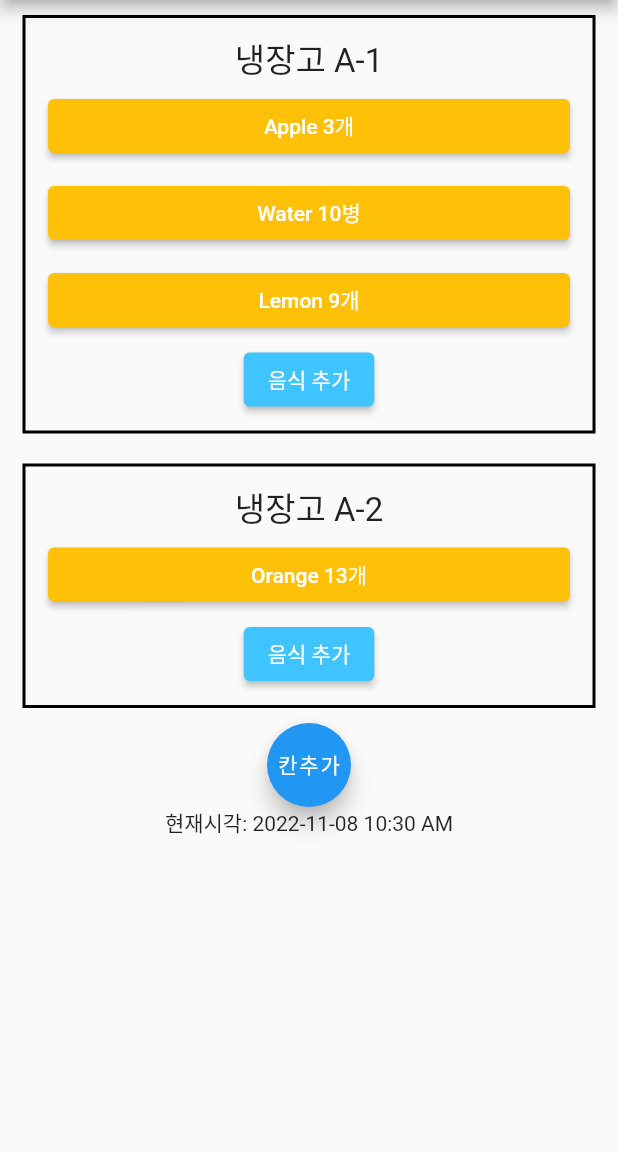
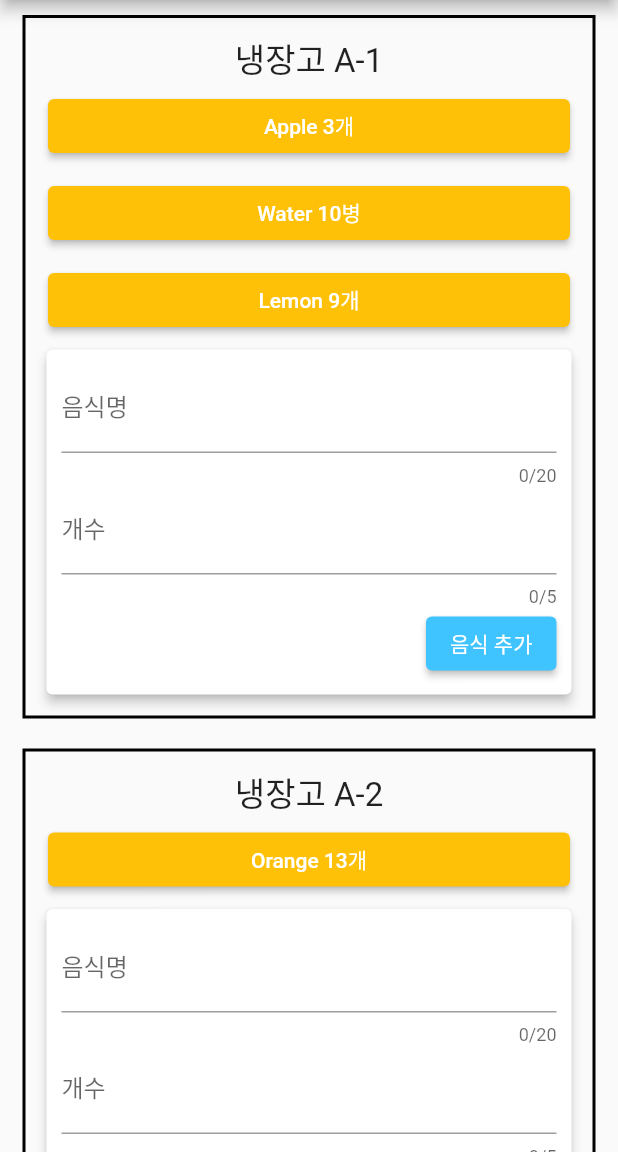
Before and after one commit to simuing/my_fridge, a Flutter app: the screen it shows after launch, on a phone screen of 412 x 824 dp, the part 84-1236 px from its top. Run offline on Flutter 3.47's test engine with Material 2 defaults, Android fonts, the light colour scheme and no system bars.

Commit message:
Feature: add input in item page

```diff
--- a/lib/fridge/fridge_space.dart
+++ b/lib/fridge/fridge_space.dart
@@ -1,9 +1,13 @@
 import 'package:flutter/material.dart';
+import 'package:flutter/services.dart';
 import 'package:my_fridge/fridge/fridge_item.dart';
 
 class FridgeSpace extends StatelessWidget {
   String name = 'First';
   List items = [];
+
+  String newItemName = '';
+  int newItemCount = 0;
 
   FridgeSpace(String name, List items) {
     this.name = name;
@@ -31,6 +35,28 @@ class FridgeSpace extends StatelessWidget {
                 quantity: item['quantity'],
                 quantities: item['quantities']);
           }),
+          Card(
+            elevation: 3, // shadow
+            child: Container(
+              padding: EdgeInsets.all(10),
+              child: Column(
+                crossAxisAlignment: CrossAxisAlignment.end,
+                children: <Widget>[
+                  TextField(
+                    decoration: InputDecoration(labelText: '음식명'),
+                    maxLength: 20,
+                    onChanged: (value) => newItemName = value,
+                  ),
+                  TextField(
+                    decoration: InputDecoration(labelText: '개수'),
+                    keyboardType: TextInputType.number,
+                    inputFormatters: <TextInputFormatter>[
+                      FilteringTextInputFormatter.digitsOnly
+                    ], // Only numbers can be entered
+                    textAlign: TextAlign.right,
+                    maxLength: 5,
+                    onChanged: (value) => newItemCount = int.parse(value),
+                  ),
                   ElevatedButton(
                     child: Text('음식 추가'),
                     onPressed: () => print('click +'),
@@ -41,6 +67,10 @@ class FridgeSpace extends StatelessWidget {
                   ),
                 ],
               ),
+            ),
+          ),
+        ],
+      ),
     );
   }
 }
--- a/lib/main.dart
+++ b/lib/main.dart
@@ -1,5 +1,4 @@
 import 'package:flutter/material.dart';
-import 'package:intl/date_symbol_data_file.dart';
 import 'package:my_fridge/fridge/fridge_space.dart';
 import 'package:intl/intl.dart';
 
@@ -47,6 +46,9 @@ class _MyAppState extends State<MyApp> {
             ...(data as List).map((fridge) {
               return FridgeSpace(fridge['name'], fridge['items']);
             }).toList(),
+            TextField(
+              decoration: InputDecoration(labelText: '칸 이름'),
+            ),
             FloatingActionButton(
               child: Text('칸추가'),
               onPressed: () => print('click pp'),
```
Lines whose indentation alone changed are shown as unchanged.
